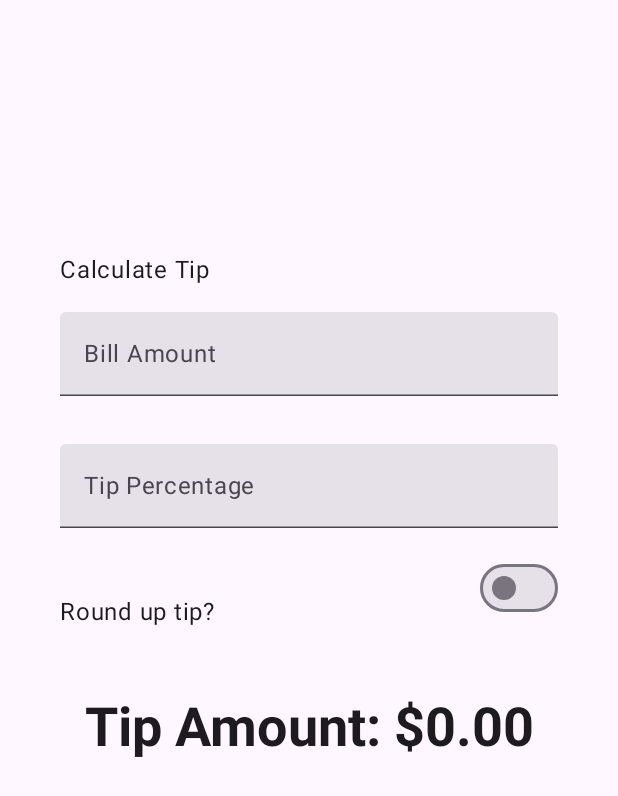
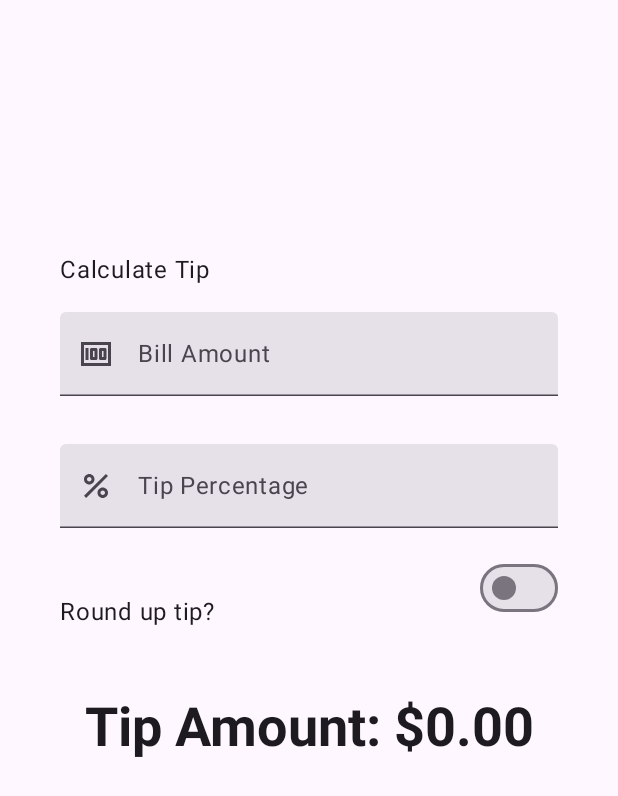
Before and after one commit to EvolutionSup/123, an Android app built with Jetpack Compose: the screen it shows after launch (MainActivity), on a phone screen of 412 x 824 dp. Shown: the top 796 px of the screen. Run offline under Robolectric (Android 15) with nearby library versions, the phone set to English and light mode, and no system bars.

Commit message:
Custom Tip completed

```diff
--- a/basic-android-kotlin-compose-training-tip-calculator-state/app/src/main/java/com/example/tiptime/MainActivity.kt
+++ b/basic-android-kotlin-compose-training-tip-calculator-state/app/src/main/java/com/example/tiptime/MainActivity.kt
@@ -35,6 +35,11 @@
 import androidx.compose.foundation.layout.size
 import androidx.compose.material3.Switch
 import androidx.compose.foundation.layout.wrapContentWidth
+import androidx.compose.foundation.rememberScrollState
+import androidx.compose.foundation.verticalScroll
+import androidx.annotation.DrawableRes
+import androidx.compose.material3.Icon
+import androidx.compose.ui.res.painterResource
 
 class MainActivity : ComponentActivity() {
     override fun onCreate(savedInstanceState: Bundle?) {
@@ -62,7 +67,9 @@
     val tip = calculateTip(amount, tipPercent, roundUp)
 
     Column(
-        modifier = Modifier.padding(40.dp),
+        modifier = Modifier
+            .padding(40.dp)
+            .verticalScroll(rememberScrollState()),
         horizontalAlignment = Alignment.CenterHorizontally,
         verticalArrangement = Arrangement.Center
     ) {
@@ -74,6 +81,7 @@
         )
         EditNumberField(
             label = R.string.bill_amount,
+            leadingIcon = R.drawable.money,
             keyboardOptions = KeyboardOptions.Default.copy(
                 keyboardType = KeyboardType.Number,
                 imeAction = ImeAction.Next
@@ -86,6 +94,7 @@
         )
         EditNumberField(
             label = R.string.how_was_the_service,
+            leadingIcon = R.drawable.percent,
             keyboardOptions = KeyboardOptions.Default.copy(
                 keyboardType = KeyboardType.Number,
                 imeAction = ImeAction.Done
@@ -111,6 +120,7 @@
 
 @Composable
 fun EditNumberField(
+    @DrawableRes leadingIcon: Int,
     @StringRes label: Int,
     keyboardOptions: KeyboardOptions,
     value: String,
@@ -119,6 +129,7 @@
 ) {
     TextField(
         value = value,
+        leadingIcon = { Icon(painter = painterResource(id = leadingIcon), null) },
         singleLine = true,
         modifier = modifier,
         onValueChange = onValueChanged,
```
